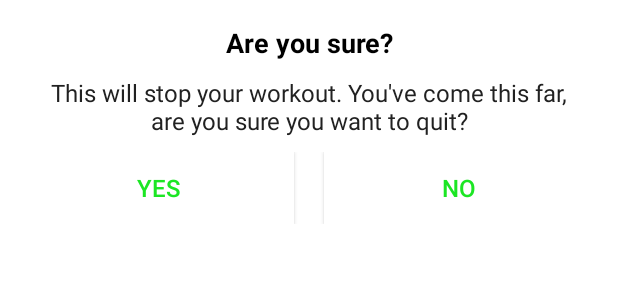
After one commit to aadityamp01/7MWorkout, an Android app: the layout dialog_confirmation.xml on its own in the app's theme, with its tools: preview values and no code run, on a phone screen of 412 x 824 dp. The commit adds this screen. Shown: the top 300 px of the screen. Run offline under Robolectric (Android 15) with nearby library versions, the phone set to English and light mode, and no system bars.

Commit message:
dialog_confirmation added

```diff
--- /dev/null
+++ b/app/src/main/res/layout/dialog_confirmation.xml
@@ -0,0 +1,59 @@
+<?xml version="1.0" encoding="utf-8"?>
+<LinearLayout xmlns:android="http://schemas.android.com/apk/res/android"
+    android:layout_width="match_parent"
+    android:layout_height="wrap_content"
+    android:gravity="center"
+    android:orientation="vertical"
+    android:padding="16dp">
+
+    <TextView
+        android:layout_width="match_parent"
+        android:layout_height="wrap_content"
+        android:gravity="center"
+        android:text="@string/confirmation_question"
+        android:textColor="@android:color/black"
+        android:textSize="18sp"
+        android:textStyle="bold" />
+
+    <TextView
+        android:layout_width="match_parent"
+        android:layout_height="wrap_content"
+        android:layout_marginStart="10dp"
+        android:layout_marginTop="10dp"
+        android:layout_marginEnd="10dp"
+        android:gravity="center"
+        android:text="@string/confirmation_quit"
+        android:textColor="#212121"
+        android:textSize="16sp" />
+
+    <LinearLayout
+        android:layout_width="match_parent"
+        android:layout_height="wrap_content"
+        android:layout_marginTop="10dp"
+        android:orientation="horizontal">
+
+        <androidx.appcompat.widget.AppCompatButton
+            android:id="@+id/tvYes"
+            android:layout_width="0dp"
+            android:layout_height="wrap_content"
+            android:layout_marginEnd="10dp"
+            android:layout_weight="1"
+            android:background="@color/white"
+            android:gravity="center"
+            android:text="@string/yes"
+            android:textColor="@color/colorAccent"
+            android:textSize="16sp" />
+
+        <androidx.appcompat.widget.AppCompatButton
+            android:id="@+id/tvNo"
+            android:layout_width="0dp"
+            android:layout_height="wrap_content"
+            android:layout_marginStart="10dp"
+            android:layout_weight="1"
+            android:background="@color/white"
+            android:gravity="center"
+            android:text="@string/no"
+            android:textColor="@color/colorAccent"
+            android:textSize="16sp" />
+    </LinearLayout>
+</LinearLayout>
--- a/app/src/main/res/values/strings.xml
+++ b/app/src/main/res/values/strings.xml
@@ -7,4 +7,8 @@
     <string name="finish">Finish</string>
     <string name="finish_workout">Congratulations! You have completed the 7 minutes workout!</string>
     <string name="end">END</string>
+    <string name="yes">YES</string>
+    <string name="no">NO</string>
+    <string name="confirmation_question">Are you sure?</string>
+    <string name="confirmation_quit">This will stop your workout. You\'ve come this far, are you sure you want to quit?</string>
 </resources>
```
